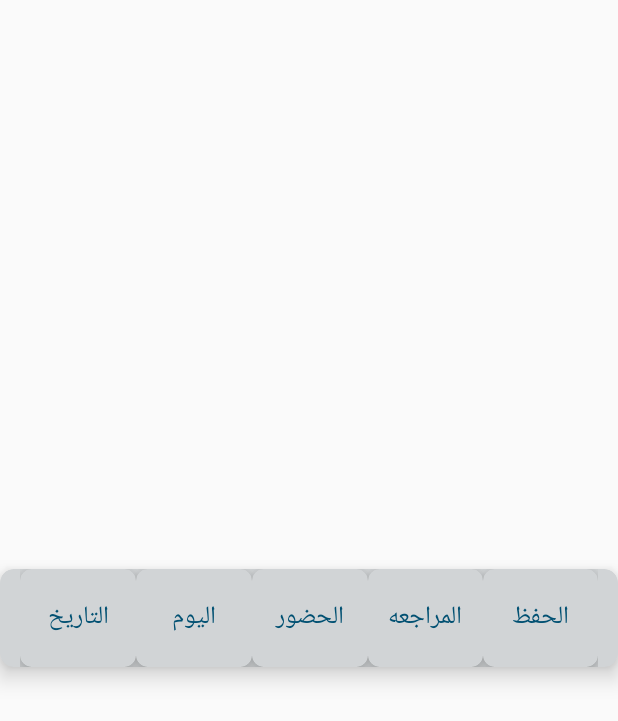
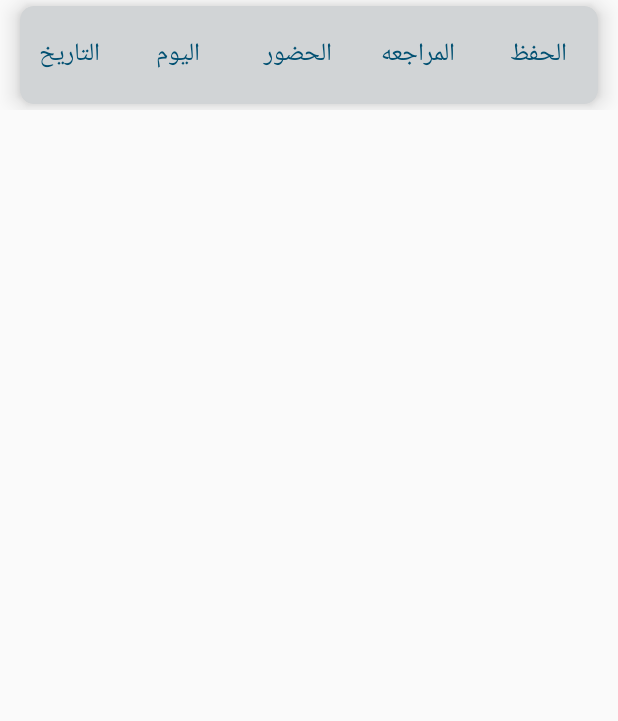
Before and after one commit to Ahmed-Redwan/QuranProjectDemo, an Android app: the layout student_recycler.xml on its own in the app's theme, with its tools: preview values and no code run, on a phone screen of 412 x 824 dp. Shown: the top 721 px of the screen. Run offline under Robolectric (Android 15) with nearby library versions, the phone set to English and light mode, and no system bars.

```diff
--- a/app/src/main/java/com/example/quranprojectdemo/Main_student.java
+++ b/app/src/main/java/com/example/quranprojectdemo/Main_student.java
@@ -44,12 +44,14 @@ public class Main_student extends AppCompatActivity {
         ArrayList<Student_data> datass =new ArrayList<>();
 
 datass.add(new Student_data("10/9/2020","الخميس","حاضر","الانسان","المدثر"));
-datass.add(new Student_data("10/9/2020","السبت","غياب","-","-"));
-datass.add(new Student_data("10//2020","السبت","غياب","-","-"));
-datass.add(new Student_data("10//2020","السبت","غياب","-","-"));
-datass.add(new Student_data("10//2020","السبت","غياب","-","-"));
-datass.add(new Student_data("2020","السبت","غياب","-","-"));
-datass.add(new Student_data("/2020","السبت","غياب","-","-"));
+datass.add(new Student_data("10/9/2020","الخميس","حاضر","الانسان","المدثر"));
+datass.add(new Student_data("10/9/2020","الخميس","حاضر","الانسان","المدثر"));
+datass.add(new Student_data("10/9/2020","الخميس","حاضر","الانسان","المدثر"));
+datass.add(new Student_data("10/9/2020","الخميس","حاضر","الانسان","المدثر"));
+datass.add(new Student_data("10/9/2020","الخميس","حاضر","الانسان","المدثر"));
+datass.add(new Student_data("10/9/2020","الخميس","حاضر","الانسان","المدثر"));
+datass.add(new Student_data("10/9/2020","الخميس","حاضر","الانسان","المدثر"));
+
 
         for (Student_data c : datass) {
  Log.d(c.getDate__student(),c.getDay_student()+c.getAttendess_student()+c.getReview_student()+c.getSave_student());
@@ -68,3 +70,180 @@ datass.add(new Student_data("/2020","السبت","غياب","-","-"));
 
     }
 }
+
+
+//<?xml version="1.0" encoding="utf-8"?>
+//<LinearLayout
+//    xmlns:android="http://schemas.android.com/apk/res/android"
+//    android:layout_width="match_parent"
+//    android:layout_height="match_parent"
+//    xmlns:app="http://schemas.android.com/apk/res-auto"
+//    android:orientation="vertical"
+//    android:gravity="center">
+//
+//    <androidx.cardview.widget.CardView
+//        android:layout_width="match_parent"
+//        android:layout_height="@dimen/_50sdp"
+//        app:cardElevation="@dimen/_7sdp"
+//        app:cardCornerRadius="@dimen/_7sdp"
+//        android:layout_marginTop="@dimen/_3sdp"
+//        android:layout_marginBottom="@dimen/_3sdp"
+//        app:cardBackgroundColor="#D1D4D6"
+//
+//        >
+//        <LinearLayout
+//            android:layout_width="match_parent"
+//            android:layout_height="match_parent"
+//            android:orientation="horizontal"
+//            android:layout_gravity="center"
+//            android:layout_marginEnd="@dimen/_10sdp"
+//            android:layout_marginStart="@dimen/_10sdp"
+//             >
+//            <androidx.cardview.widget.CardView
+//                android:layout_width="match_parent"
+//                android:layout_height="match_parent"
+//                android:layout_weight="1"
+//                app:cardBackgroundColor="#D1D4D6"
+//                app:cardCornerRadius="@dimen/_6sdp"
+//                app:cardElevation="@dimen/_6sdp"
+//
+//                >
+//
+//                <TextView
+//                    android:layout_width="match_parent"
+//                    android:layout_height="match_parent"
+//                    android:text="التاريخ"
+//                    android:gravity="center"
+//                    android:textColor="@color/colorPrimary"
+//                    android:textSize="@dimen/_13ssp"
+//                    android:textStyle="bold"
+//
+//                    android:layout_marginStart="@dimen/_3sdp"
+//                    android:layout_marginEnd="@dimen/_3sdp"
+//
+//                    android:id="@+id/student_recycler_date"
+//                    />
+//
+//            </androidx.cardview.widget.CardView>
+//
+//            <androidx.cardview.widget.CardView
+//                android:layout_width="match_parent"
+//                android:layout_height="match_parent"
+//                android:layout_weight="1"
+//                 app:cardCornerRadius="@dimen/_6sdp"
+//                app:cardElevation="@dimen/_6sdp"
+//                app:cardBackgroundColor="#D1D4D6"
+//
+//                >
+//
+//
+//                    <TextView
+//                        android:layout_width="match_parent"
+//                        android:layout_height="match_parent"
+//                        android:text="اليوم"
+//                        android:textStyle="bold"
+//                        android:gravity="center"
+//                        android:textColor="@color/colorPrimary"
+//                        android:textSize="@dimen/_13ssp"
+//
+//                        android:layout_marginStart="@dimen/_3sdp"
+//                        android:layout_marginEnd="@dimen/_3sdp"
+//
+//                        android:id="@+id/student_recycler_day"
+//                        />
+//
+//
+//
+//            </androidx.cardview.widget.CardView>
+//
+//            <androidx.cardview.widget.CardView
+//                android:layout_width="match_parent"
+//                android:layout_height="match_parent"
+//                android:layout_weight="1"
+//                 app:cardCornerRadius="@dimen/_6sdp"
+//                app:cardElevation="@dimen/_6sdp"
+//                app:cardBackgroundColor="#D1D4D6"
+//
+//                >
+//
+//                <TextView
+//                    android:layout_width="match_parent"
+//                    android:layout_height="match_parent"
+//                    android:text="الحضور"
+//                    android:gravity="center"
+//                    android:textColor="@color/colorPrimary"
+//                    android:textSize="@dimen/_13ssp"
+//                    android:textStyle="bold"
+//
+//                    android:layout_marginStart="@dimen/_3sdp"
+//                    android:layout_marginEnd="@dimen/_3sdp"
+//
+//                    android:id="@+id/student_recycler_attendess"
+//                    />
+//
+//            </androidx.cardview.widget.CardView>
+//
+//            <androidx.cardview.widget.CardView
+//                android:layout_width="match_parent"
+//                android:layout_height="match_parent"
+//                android:layout_weight="1"
+//                 app:cardCornerRadius="@dimen/_6sdp"
+//                app:cardElevation="@dimen/_6sdp"
+//                app:cardBackgroundColor="#D1D4D6"
+//
+//                >
+//
+//                <TextView
+//                    android:layout_width="match_parent"
+//                    android:layout_height="match_parent"
+//                    android:text="المراجعه"
+//                    android:gravity="center"
+//                    android:textColor="@color/colorPrimary"
+//                    android:textSize="@dimen/_13ssp"
+//                    android:textStyle="bold"
+//                    android:layout_marginStart="@dimen/_3sdp"
+//                    android:layout_marginEnd="@dimen/_3sdp"
+//
+//                    android:id="@+id/student_recycler_review"
+//                    />
+//
+//            </androidx.cardview.widget.CardView>
+//
+//            <androidx.cardview.widget.CardView
+//                android:layout_width="match_parent"
+//                android:layout_height="match_parent"
+//                android:layout_weight="1"
+//                 app:cardCornerRadius="@dimen/_6sdp"
+//                app:cardElevation="@dimen/_6sdp"
+//                app:cardBackgroundColor="#D1D4D6"
+//
+//
+//                >
+//                <TextView
+//                    android:layout_width="match_parent"
+//                    android:layout_height="match_parent"
+//                    android:text="الحفظ"
+//                    android:gravity="center"
+//                    android:layout_marginStart="@dimen/_3sdp"
+//                    android:layout_marginEnd="@dimen/_3sdp"
+//
+//                    android:textColor="@color/colorPrimary"
+//                    android:textSize="@dimen/_13ssp"
+//                    android:textStyle="bold"
+//
+//
+//                    android:id="@+id/student_recycler_save"
+//                    />
+//
+//
+//            </androidx.cardview.widget.CardView>
+//
+//
+//
+//
+//        </LinearLayout>
+//    </androidx.cardview.widget.CardView>
+//
+//
+//
+//</LinearLayout>
--- a/app/src/main/res/layout/main_student.xml
+++ b/app/src/main/res/layout/main_student.xml
@@ -306,11 +306,10 @@
                 <androidx.recyclerview.widget.RecyclerView
                     android:layout_width="match_parent"
                     android:layout_height="match_parent"
-                    android:layout_marginStart="@dimen/_10sdp"
-                    android:layout_marginEnd="@dimen/_10sdp"
+
                     android:id="@+id/student_main_recycler"
 
-                    android:padding="@dimen/_3sdp"
+
                      >
 
 
--- a/app/src/main/res/layout/student_recycler.xml
+++ b/app/src/main/res/layout/student_recycler.xml
@@ -2,7 +2,7 @@
 <LinearLayout
     xmlns:android="http://schemas.android.com/apk/res/android"
     android:layout_width="match_parent"
-    android:layout_height="match_parent"
+    android:layout_height="wrap_content"
     xmlns:app="http://schemas.android.com/apk/res-auto"
     android:orientation="vertical"
     android:gravity="center">
@@ -15,81 +15,55 @@
         android:layout_marginTop="@dimen/_3sdp"
         android:layout_marginBottom="@dimen/_3sdp"
         app:cardBackgroundColor="#D1D4D6"
+        android:layout_marginEnd="@dimen/_10sdp"
+        android:layout_marginStart="@dimen/_10sdp"
 
         >
         <LinearLayout
             android:layout_width="match_parent"
-            android:layout_height="@dimen/_50sdp"
+            android:layout_height="match_parent"
             android:orientation="horizontal"
-            android:layout_gravity="center"
-            android:layout_marginEnd="@dimen/_10sdp"
-            android:layout_marginStart="@dimen/_10sdp"
+
+
              >
-            <androidx.cardview.widget.CardView
-                android:layout_width="match_parent"
-                android:layout_height="match_parent"
-                android:layout_weight="1"
-                app:cardBackgroundColor="#D1D4D6"
-                app:cardCornerRadius="@dimen/_6sdp"
-                app:cardElevation="@dimen/_6sdp"
 
-                >
 
                 <TextView
-                    android:layout_width="match_parent"
+                    android:layout_width="@dimen/_50sdp"
                     android:layout_height="match_parent"
                     android:text="التاريخ"
                     android:gravity="center"
                     android:textColor="@color/colorPrimary"
                     android:textSize="@dimen/_13ssp"
-                    android:textStyle="bold"
-                    android:textFontWeight="1"
-                    android:layout_marginStart="@dimen/_3sdp"
-                    android:layout_marginEnd="@dimen/_3sdp"
+
+
+
+
 
                     android:id="@+id/student_recycler_date"
                     />
 
-            </androidx.cardview.widget.CardView>
 
-            <androidx.cardview.widget.CardView
-                android:layout_width="match_parent"
-                android:layout_height="match_parent"
-                android:layout_weight="1"
-                 app:cardCornerRadius="@dimen/_6sdp"
-                app:cardElevation="@dimen/_6sdp"
-                app:cardBackgroundColor="#D1D4D6"
 
-                >
 
 
                     <TextView
                         android:layout_width="match_parent"
                         android:layout_height="match_parent"
                         android:text="اليوم"
-                        android:textStyle="bold"
+
                         android:gravity="center"
                         android:textColor="@color/colorPrimary"
                         android:textSize="@dimen/_13ssp"
 
-                        android:textFontWeight="1"
 
+                        android:layout_weight="1"
                         android:id="@+id/student_recycler_day"
                         />
 
 
 
-            </androidx.cardview.widget.CardView>
 
-            <androidx.cardview.widget.CardView
-                android:layout_width="match_parent"
-                android:layout_height="match_parent"
-                android:layout_weight="1"
-                 app:cardCornerRadius="@dimen/_6sdp"
-                app:cardElevation="@dimen/_6sdp"
-                app:cardBackgroundColor="#D1D4D6"
-
-                >
 
                 <TextView
                     android:layout_width="match_parent"
@@ -98,24 +72,13 @@
                     android:gravity="center"
                     android:textColor="@color/colorPrimary"
                     android:textSize="@dimen/_13ssp"
-                    android:textStyle="bold"
 
-                    android:textFontWeight="1"
 
+
+                    android:layout_weight="1"
                     android:id="@+id/student_recycler_attendess"
                     />
 
-            </androidx.cardview.widget.CardView>
-
-            <androidx.cardview.widget.CardView
-                android:layout_width="match_parent"
-                android:layout_height="match_parent"
-                android:layout_weight="1"
-                 app:cardCornerRadius="@dimen/_6sdp"
-                app:cardElevation="@dimen/_6sdp"
-                app:cardBackgroundColor="#D1D4D6"
-
-                >
 
                 <TextView
                     android:layout_width="match_parent"
@@ -124,38 +87,30 @@
                     android:gravity="center"
                     android:textColor="@color/colorPrimary"
                     android:textSize="@dimen/_13ssp"
-                    android:textStyle="bold"
-                    android:textFontWeight="1"
 
+
+                    android:layout_weight="1"
                     android:id="@+id/student_recycler_review"
                     />
 
-            </androidx.cardview.widget.CardView>
-
-            <androidx.cardview.widget.CardView
-                android:layout_width="match_parent"
-                android:layout_height="match_parent"
-                android:layout_weight="1"
-                 app:cardCornerRadius="@dimen/_6sdp"
-                app:cardElevation="@dimen/_6sdp"
-                app:cardBackgroundColor="#D1D4D6"
-
-
-                >
                 <TextView
                     android:layout_width="match_parent"
                     android:layout_height="match_parent"
                     android:text="الحفظ"
                     android:gravity="center"
-                    android:textFontWeight="1"
+
+
                     android:textColor="@color/colorPrimary"
                     android:textSize="@dimen/_13ssp"
-                    android:textStyle="bold"
 
+                    android:layout_weight="1"
 
                     android:id="@+id/student_recycler_save"
                     />
 
+
+
+        </LinearLayout>
 
             </androidx.cardview.widget.CardView>
 
@@ -163,8 +118,3 @@
 
 
         </LinearLayout>
-    </androidx.cardview.widget.CardView>
-
-
-
-</LinearLayout>
```
Also changed, not shown: app/src/main/AndroidManifest.xml (+10 -6 lines).
